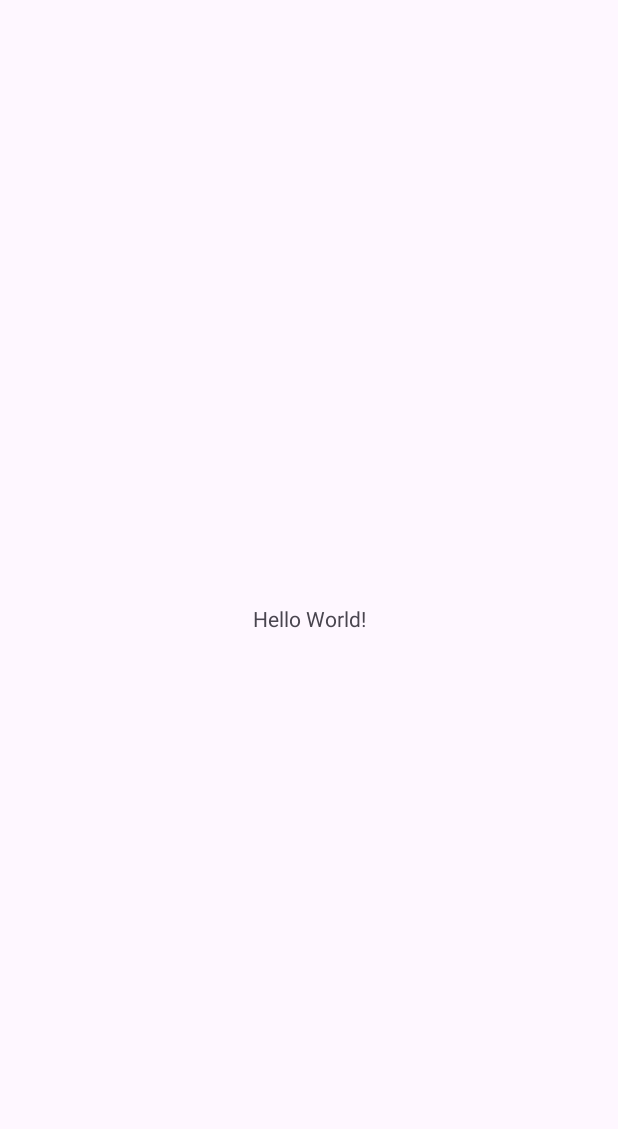
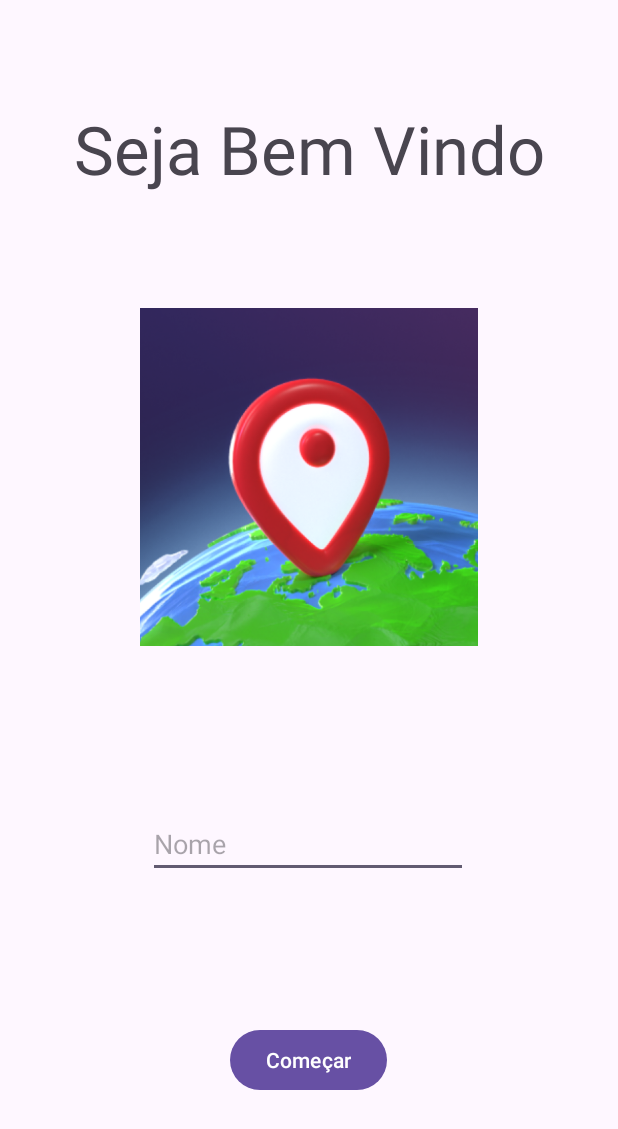
Before and after one commit to GabrielAntonioVeiga/App-01---Flag-Quiz, an Android app: the screen it shows after launch (MainActivity), on a phone screen of 412 x 824 dp. Before the commit the part shown is almost empty. Shown: the top 1129 px of the screen. Run offline under Robolectric (Android 15) with nearby library versions, the phone set to English and light mode, and no system bars.

Commit message:
cria tela de boas vindas

```diff
--- a/app/src/main/AndroidManifest.xml
+++ b/app/src/main/AndroidManifest.xml
@@ -6,9 +6,9 @@
         android:allowBackup="true"
         android:dataExtractionRules="@xml/data_extraction_rules"
         android:fullBackupContent="@xml/backup_rules"
-        android:icon="@mipmap/ic_launcher"
+        android:icon="@drawable/icone_projeto"
         android:label="@string/app_name"
-        android:roundIcon="@mipmap/ic_launcher_round"
+        android:roundIcon="@drawable/icone_projeto"
         android:supportsRtl="true"
         android:theme="@style/Theme.FlagQuiz">
         <activity
--- a/app/src/main/java/ufpr/veiga/flagquiz/MainActivity.kt
+++ b/app/src/main/java/ufpr/veiga/flagquiz/MainActivity.kt
@@ -1,6 +1,10 @@
 package ufpr.veiga.flagquiz
 
+import android.content.Intent
 import android.os.Bundle
+import android.view.View
+import android.widget.EditText
+import android.widget.Toast
 import androidx.activity.enableEdgeToEdge
 import androidx.appcompat.app.AppCompatActivity
 import androidx.core.view.ViewCompat
@@ -17,4 +21,19 @@ class MainActivity : AppCompatActivity() {
             insets
         }
     }
+
+    fun comecar(view: View) {
+        val intent = Intent(this, quiz::class.java)
+
+        val editText = findViewById<EditText>(R.id.nomeTextView)
+
+        if (editText.text.isEmpty()) {
+            Toast.makeText(this, "Por favor, insira seu nome", Toast.LENGTH_SHORT).show()
+            return
+        }
+
+        intent.putExtra("userName", editText.text.toString())
+
+        startActivity(intent)
+    }
 }
--- a/app/src/main/res/layout/activity_main.xml
+++ b/app/src/main/res/layout/activity_main.xml
@@ -8,12 +8,55 @@
     tools:context=".MainActivity">
 
     <TextView
+        android:id="@+id/textView"
         android:layout_width="wrap_content"
         android:layout_height="wrap_content"
-        android:text="Hello World!"
-        app:layout_constraintBottom_toBottomOf="parent"
+        android:layout_marginTop="48dp"
+        android:layout_marginBottom="31dp"
+        android:text="@string/welcome"
+        android:textSize="20pt"
+        app:layout_constraintBottom_toTopOf="@+id/imageView"
         app:layout_constraintEnd_toEndOf="parent"
         app:layout_constraintStart_toStartOf="parent"
         app:layout_constraintTop_toTopOf="parent" />
 
+    <ImageView
+        android:id="@+id/imageView"
+        android:layout_width="225dp"
+        android:layout_height="272dp"
+        android:layout_marginBottom="64dp"
+        app:layout_constraintBottom_toTopOf="@+id/nomeTextView"
+        app:layout_constraintEnd_toEndOf="parent"
+        app:layout_constraintStart_toStartOf="parent"
+        app:layout_constraintTop_toBottomOf="@id/textView"
+        app:srcCompat="@drawable/icone_projeto" />
+
+    <Button
+        android:id="@+id/button"
+        android:layout_width="wrap_content"
+        android:layout_height="wrap_content"
+        android:layout_marginBottom="72dp"
+        android:text="@string/start"
+        app:layout_constraintBottom_toBottomOf="parent"
+        app:layout_constraintEnd_toEndOf="parent"
+        app:layout_constraintHorizontal_bias="0.498"
+        app:layout_constraintTop_toBottomOf="@id/nomeTextView"
+        android:onClick="comecar"
+        app:layout_constraintStart_toStartOf="parent" />
+
+    <EditText
+        android:id="@+id/nomeTextView"
+        android:layout_width="wrap_content"
+        android:layout_height="wrap_content"
+        android:layout_marginBottom="76dp"
+        android:ems="10"
+        android:hint="@string/hint_name"
+        android:inputType="text"
+        android:text=""
+        app:layout_constraintBottom_toTopOf="@+id/button"
+        app:layout_constraintEnd_toEndOf="parent"
+        app:layout_constraintTop_toBottomOf="@id/imageView"
+        app:layout_constraintHorizontal_bias="0.497"
+        app:layout_constraintStart_toStartOf="parent" />
+
 </androidx.constraintlayout.widget.ConstraintLayout>
--- a/app/src/main/res/values/strings.xml
+++ b/app/src/main/res/values/strings.xml
@@ -1,4 +1,7 @@
 <resources>
     <string name="app_name">Flag Quiz</string>
     <string name="enunciado">Adivinhe o Páis</string>
+    <string name="welcome">Seja Bem Vindo</string>
+    <string name="start">Começar</string>
+    <string name="hint_name">Nome</string>
 </resources>
```
Also changed, not shown: app/src/main/res/drawable/icone_projeto.png (added).
